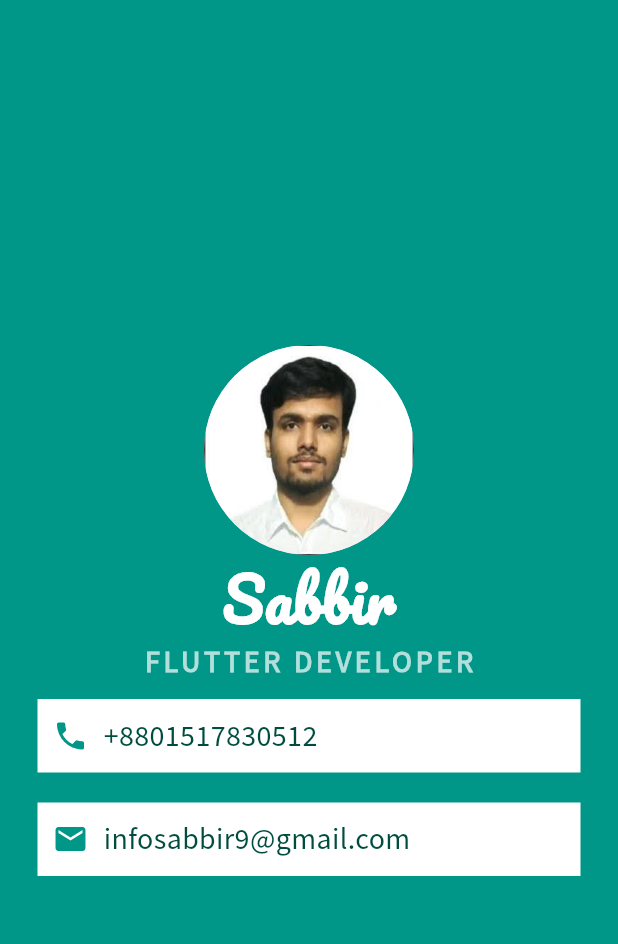
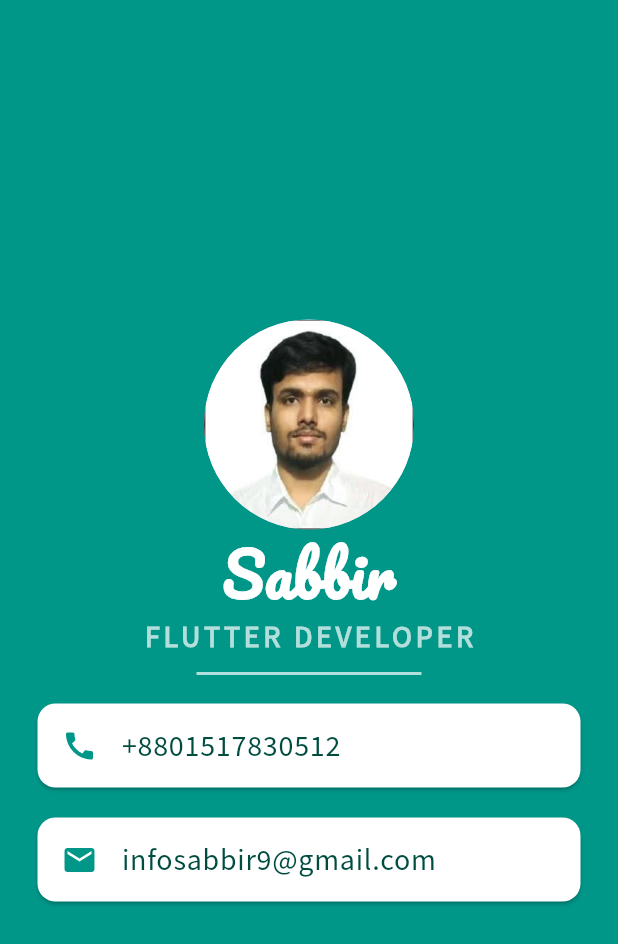
Before and after one commit to infosabbir/my_card, a Flutter app: the screen it shows after launch, on a phone screen of 412 x 824 dp. Shown: the top 944 px of the screen. Run offline on Flutter 3.47's test engine with Material 3 defaults, Android fonts, the phone set to English and light mode, and no system bars.

Commit message:
Card with Listtile added and divider also added

```diff
--- a/lib/main.dart
+++ b/lib/main.dart
@@ -39,46 +39,48 @@ class MyApp extends StatelessWidget {
                   letterSpacing: 2.5,
                   fontFamily: 'Source Sans Pro'),
             ),
-            Container(
-              padding: EdgeInsets.all(10),
+            SizedBox(
+              width: 150,
+              height: 20,
+              child: Divider(
+                color: Colors.teal.shade100,
+                thickness: 2.0,
+              ),
+            ),
+            Card(
               margin: EdgeInsets.symmetric(horizontal: 25, vertical: 10),
               color: Colors.white,
-              child: Row(
-                children: [
-                  Icon(
-                    Icons.phone,
+              child: ListTile(
+                leading: Icon(
+                  Icons.call,
                   color: Colors.teal,
                 ),
-                  SizedBox(width: 10),
-                  Text(
+                title: Text(
                   '+8801517830512',
                   style: TextStyle(
+                    fontSize: 20,
+                    fontFamily: 'Source Sans Pro',
                     color: Colors.teal.shade900,
-                        fontSize: 20,
-                        fontFamily: 'Source Sans Pro'),
-                  ),
-                ],
                   ),
                 ),
-            Container(
-              padding: EdgeInsets.all(10),
+              ),
+            ),
+            Card(
               margin: EdgeInsets.symmetric(horizontal: 25, vertical: 10),
               color: Colors.white,
-              child: Row(
-                children: [
-                  Icon(
+              child: ListTile(
+                leading: Icon(
                   Icons.email,
                   color: Colors.teal,
                 ),
-                  SizedBox(width: 10),
-                  Text(
+                title: Text(
                   'infosabbir9@gmail.com',
                   style: TextStyle(
+                    fontSize: 20,
+                    fontFamily: 'Source Sans Pro',
                     color: Colors.teal.shade900,
-                        fontSize: 20,
-                        fontFamily: 'Source Sans Pro'),
                   ),
-                ],
+                ),
               ),
             ),
           ],
```
Lines whose indentation alone changed are shown as unchanged.
